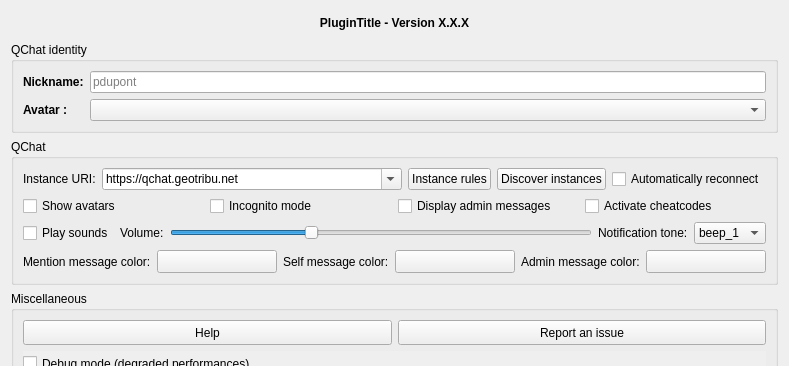
geotribu/qchat, file qchat/gui/dlg_settings.ui: the form before one commit; both pictures show x 0 to 789 and y 0 to 366 of the 789 by 542 pixel window.
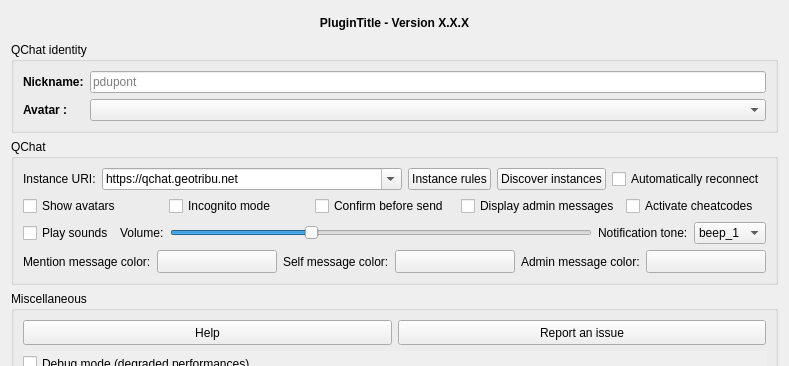
The form after the commit. Custom widgets are drawn as their Qt base class.

Commit message: feature: display a confirmation message based on a new setting

Diff of the .ui file:
```diff
--- a/qchat/gui/dlg_settings.ui
+++ b/qchat/gui/dlg_settings.ui
@@ -220,6 +220,16 @@
           </property>
          </widget>
         </item>
+        <item>
+         <widget class="QCheckBox" name="ckb_confirm_before_send">
+          <property name="toolTip">
+           <string extracomment="When sending a specific message, if QChat should display a confirmation dialog"/>
+          </property>
+          <property name="text">
+           <string>Confirm before send</string>
+          </property>
+         </widget>
+        </item>
         <item>
          <widget class="QCheckBox" name="ckb_display_admin_messages">
           <property name="toolTip">
```
The commit also changes 3 other files.
